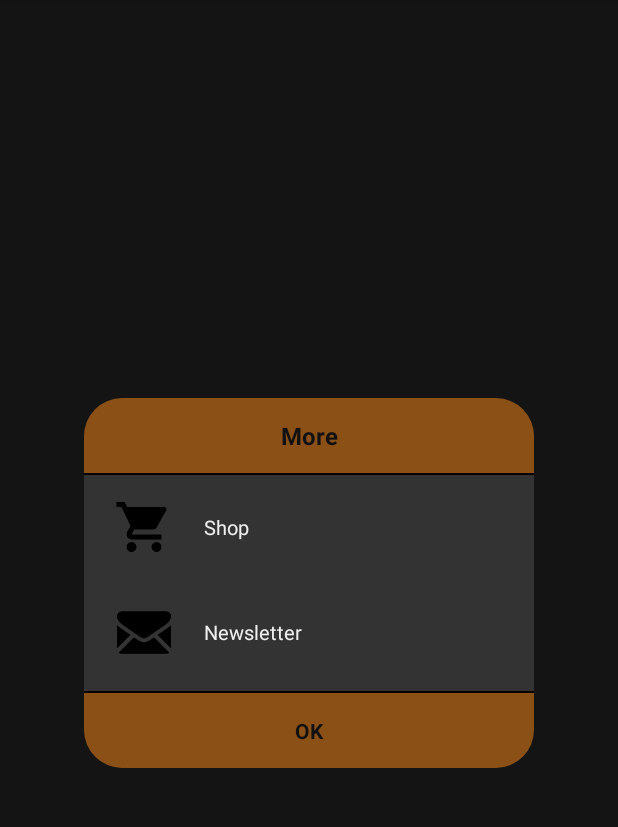
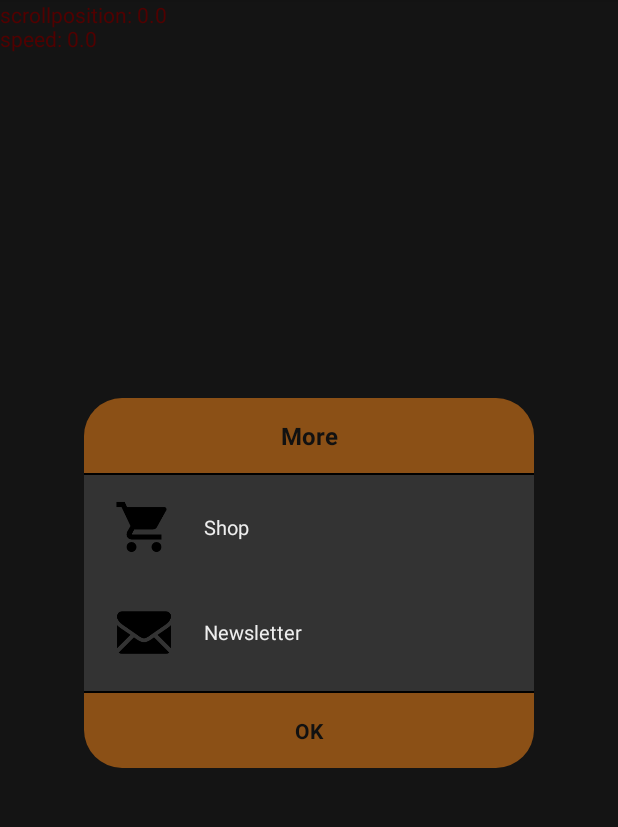
Before and after one commit to purposebakery/GlowAndroid, an Android app: the screen it shows after launch (GlowActivity), after a tap on an icon or button, on a phone screen of 412 x 824 dp, the part 75-902 px from its top. Run offline under Robolectric (Android 15) with nearby library versions, the phone set to English and light mode, and no system bars; libraries missing offline, so code that uses them is left out: com.daimajia.androidanimations; pictures from the network do not load; 2 statements that could not run were skipped.

Commit message:
print debug info

```diff
--- a/app/src/main/java/com/techlung/android/glow/GlowActivity.java
+++ b/app/src/main/java/com/techlung/android/glow/GlowActivity.java
@@ -22,6 +22,8 @@ import com.techlung.android.glow.ui.dialogs.MoreDialog;
 
 public class GlowActivity extends FragmentActivity {
     public static final int TRANSITION_SPEED = 300;
+    public static final boolean DEBUG = true;
+
     private Settings settings;
 
     private SelectionViewController selectionFlowFragment;
--- a/app/src/main/java/com/techlung/android/glow/io/ContentStorageLoader.java
+++ b/app/src/main/java/com/techlung/android/glow/io/ContentStorageLoader.java
@@ -7,6 +7,7 @@ import java.io.FilenameFilter;
 import java.io.IOException;
 import java.io.InputStream;
 import java.io.OutputStream;
+import java.util.Arrays;
 import java.util.zip.ZipEntry;
 import java.util.zip.ZipInputStream;
 
--- a/app/src/main/java/com/techlung/android/glow/ui/SelectionItem.java
+++ b/app/src/main/java/com/techlung/android/glow/ui/SelectionItem.java
@@ -2,6 +2,7 @@ package com.techlung.android.glow.ui;
 
 import android.view.View;
 import android.widget.ImageView;
+import android.widget.TextView;
 
 import com.techlung.android.glow.model.Tract;
 
@@ -13,4 +14,5 @@ public class SelectionItem {
     public View view;
     public ImageView image;
     public View overlay;
+    public TextView debug;
 }
--- a/app/src/main/java/com/techlung/android/glow/ui/SelectionViewController.java
+++ b/app/src/main/java/com/techlung/android/glow/ui/SelectionViewController.java
@@ -11,6 +11,7 @@ import android.view.View;
 import android.view.ViewGroup;
 import android.widget.ImageView;
 import android.widget.RelativeLayout;
+import android.widget.TextView;
 
 import com.daimajia.androidanimations.library.Techniques;
 import com.daimajia.androidanimations.library.YoYo;
@@ -53,12 +54,14 @@ public class SelectionViewController {
 
     private float tractStartingPoint;
     private float currentMovementDifferenceId = 0;
+    private float currentMovementSpeed = 0;
 
     private Activity activity;
     private View view;
 
     private RelativeLayout rootView;
     private RelativeLayout scrollView;
+    private TextView debug;
 
     public SelectionViewController(ViewGroup container) {
         activity = GlowActivity.getInstance();
@@ -121,10 +124,13 @@ public class SelectionViewController {
         rootView = (RelativeLayout) view.findViewById(R.id.flow_root);
         rootView.setOnTouchListener(new ItemOnTouchListener());
 
+        debug = (TextView) view.findViewById(R.id.debug);
+
         for (SelectionItem item : items) {
             item.view = inflater.inflate(R.layout.selection_flow_item, rootView, false);
             item.image = (ImageView) item.view.findViewById(R.id.image);
             item.overlay = item.view.findViewById(R.id.overlay);
+            item.debug = (TextView) item.view.findViewById(R.id.debug);
             item.image.getLayoutParams().height = tractHeightPx;
             item.image.getLayoutParams().width = tractWidthPx;
             item.image.setImageURI(item.tract.getCoverPathUri());
@@ -162,7 +168,26 @@ public class SelectionViewController {
             item.view.setScaleX(item.scale);
             item.view.setScaleY(item.scale);
         }
+        printDebugInfo();
         rootView.invalidate();
+    }
+
+    private void printDebugInfo() {
+        if (GlowActivity.DEBUG) {
+            for (int i = 0; i < tractCount; ++i) {
+                SelectionItem item = items.get(i);
+
+                String debugString = "";
+                debugString += item.x + ", " + item.y + "\n";
+                debugString += item.scale;
+                item.debug.setText(debugString);
+            }
+
+            String debugString2 = "";
+            debugString2 += "scrollposition: " + scrollPosition + "\n";
+            debugString2 += "speed: " + currentMovementSpeed + "\n";
+            debug.setText(debugString2);
+        }
     }
 
     private void repositionScrollItems() {
@@ -262,14 +287,17 @@ public class SelectionViewController {
 
     private void moveScrollPosition(final float newScrollPosition, final float id) {
         if (!GlowActivity.getInstance().isRunning()) {
+            currentMovementSpeed = 0;
             return;
         }
 
         if (currentMovementDifferenceId > id) {
+            currentMovementSpeed = 0;
             return;
         }
 
         if (Math.abs(scrollPosition - newScrollPosition) < 0.01) {
+            currentMovementSpeed = 0;
             return;
         } else {
             addMovementDifferenceToScrollPosition((scrollPosition - newScrollPosition) * tractHeightPx * 0.05f);
@@ -333,9 +361,9 @@ public class SelectionViewController {
     }
 
     private boolean addMovementDifferenceToScrollPosition(float difference) {
+        currentMovementSpeed = difference / tractHeightPx;
         float lastScrollPosition = scrollPosition;
-        scrollPosition -= difference / tractHeightPx;
-        Log.d(TAG, "Scrollposition: " + scrollPosition);
+        scrollPosition -= currentMovementSpeed;
         return scrollPosition == lastScrollPosition;
     }
 
@@ -346,14 +374,17 @@ public class SelectionViewController {
 
     private void addMovementDifferenceToScrollPositionContiuousDecrease(final float difference, final float id, final boolean continuous) {
         if (!GlowActivity.getInstance().isRunning()) {
+            currentMovementSpeed = 0;
             return;
         }
 
         if (currentMovementDifferenceId > id) {
+            currentMovementSpeed = 0;
             return;
         }
 
         if (Math.abs(difference) < 1 && !isScrollOutideBounds()) {
+            currentMovementSpeed = 0;
             return;
         } else {
             addMovementDifferenceToScrollPosition(difference);
@@ -378,6 +409,7 @@ public class SelectionViewController {
             repositionScrollItems();
         }
     }
+
 
     private void attractScrollDepedingOnDistance(int position) {
         float difference = (scrollPosition - position) * tractCount;
--- a/app/src/main/res/layout/selection_flow_fragment.xml
+++ b/app/src/main/res/layout/selection_flow_fragment.xml
@@ -22,4 +22,10 @@
 
     </RelativeLayout>
 
+    <TextView
+        android:id="@+id/debug"
+        android:layout_width="wrap_content"
+        android:layout_height="wrap_content"
+        android:textColor="@android:color/holo_red_dark"/>
+
 </RelativeLayout>
--- a/app/src/main/res/layout/selection_flow_item.xml
+++ b/app/src/main/res/layout/selection_flow_item.xml
@@ -22,4 +22,10 @@
         android:background="#66FFFFFF"
         android:visibility="invisible"/>
 
+    <TextView
+        android:id="@+id/debug"
+        android:layout_width="wrap_content"
+        android:layout_height="wrap_content"
+        android:textColor="@android:color/holo_red_dark"/>
+
 </RelativeLayout>
```
